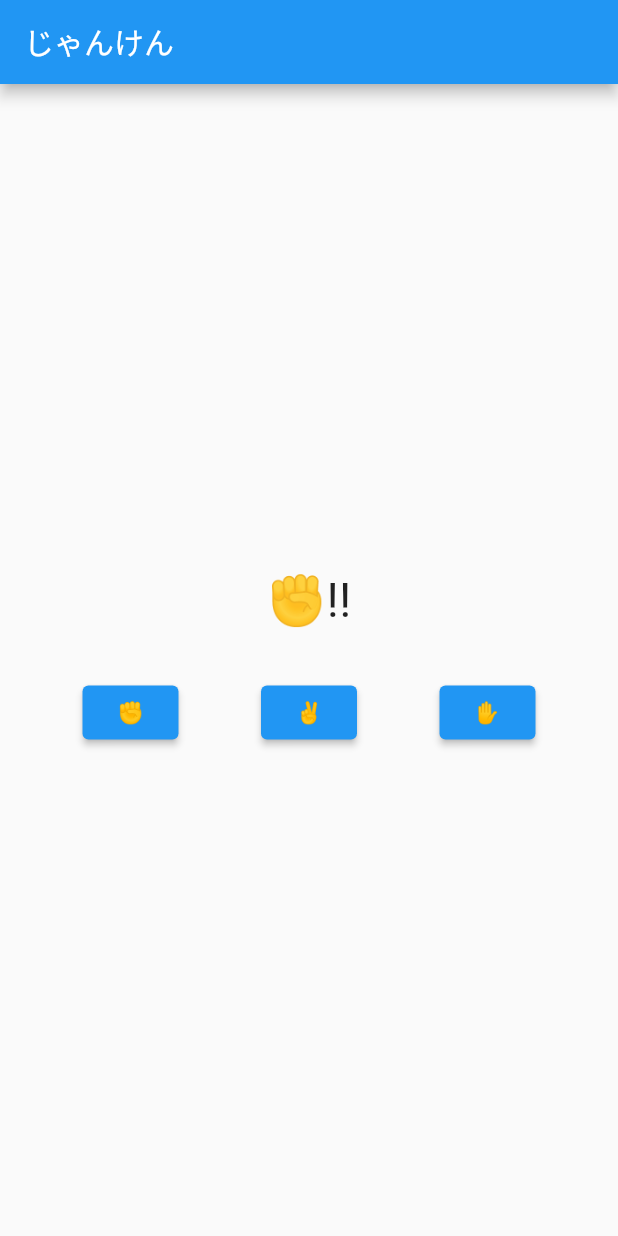
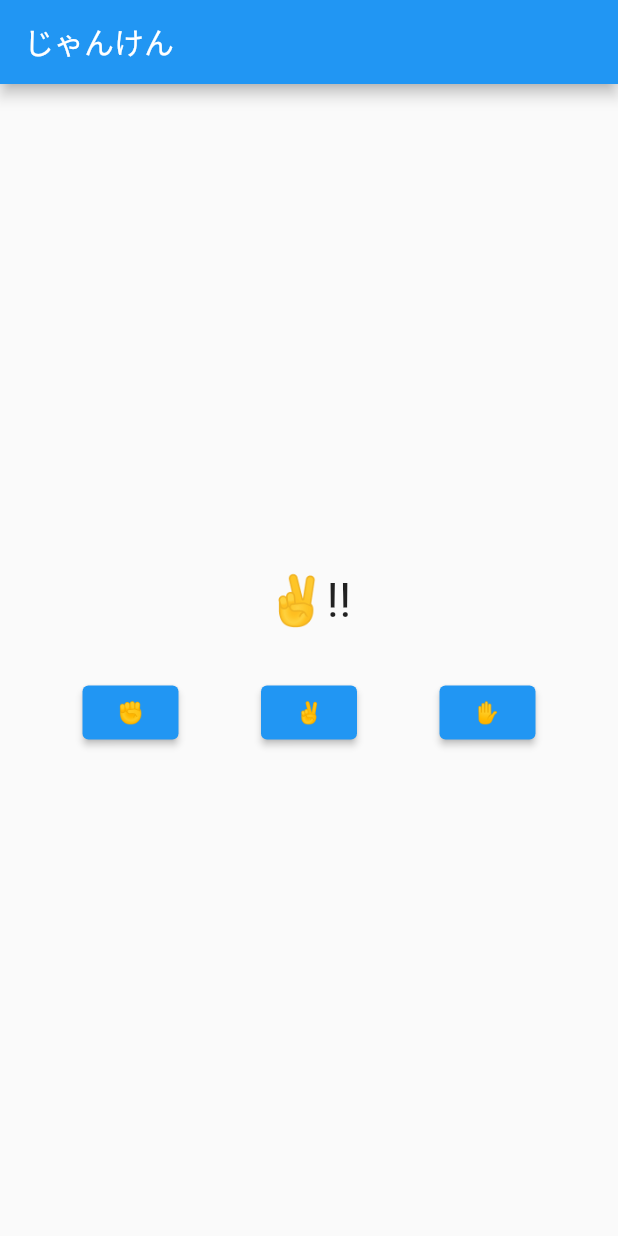
Before and after one commit to fukushimasurao/flutter_practioce_janken, a Flutter app: the screen it shows after launch, after a tap on "✌️", on a phone screen of 412 x 824 dp. Run offline on Flutter 3.47's test engine with Material 2 defaults, Android fonts, the phone set to English and light mode, and no system bars.

```diff
--- a/lib/main.dart
+++ b/lib/main.dart
@@ -35,8 +35,8 @@ class _JankenPageState extends State<JankenPage> {
         child: Column(
           mainAxisAlignment: MainAxisAlignment.center,
           children: [
-            Text(myHand, style: TextStyle(fontSize: 32)),
-            SizedBox(height: 32),
+            Text(myHand, style: const TextStyle(fontSize: 32)),
+            const SizedBox(height: 32),
             Row(
               mainAxisAlignment: MainAxisAlignment.spaceEvenly,
               children: [
@@ -44,6 +44,7 @@ class _JankenPageState extends State<JankenPage> {
                   onPressed: () {
                     myHand = '✊!!';
                     print('✊');
+                    setState(() {});
                   },
                   child: const Text('✊'),
                 ),
@@ -51,6 +52,7 @@ class _JankenPageState extends State<JankenPage> {
                   onPressed: () {
                     myHand = '✌️!!';
                     print('✌️');
+                    setState(() {});
                   },
                   child: const Text('✌️'),
                 ),
@@ -58,6 +60,7 @@ class _JankenPageState extends State<JankenPage> {
                   onPressed: () {
                     myHand = '✋!!';
                     print('✋');
+                    setState(() {});
                   },
                   child: const Text('✋'),
                 ),
```
Also changed, not shown: 1 other file.
